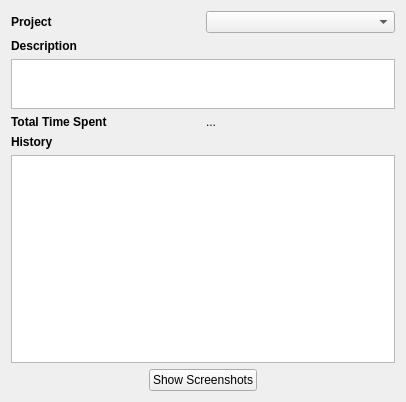
humbhenri/TimeTracker, file projectwidget.ui: the form before one commit.
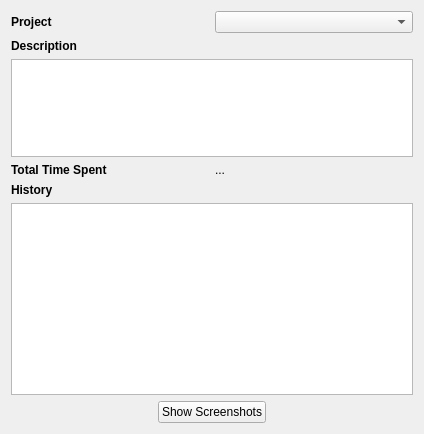
The form after the commit.

```diff
--- a/projectwidget.ui
+++ b/projectwidget.ui
@@ -6,8 +6,8 @@
    <rect>
     <x>0</x>
     <y>0</y>
-    <width>406</width>
-    <height>402</height>
+    <width>424</width>
+    <height>434</height>
    </rect>
   </property>
   <property name="windowTitle">
@@ -43,6 +43,12 @@
    </item>
    <item row="2" column="0" colspan="2">
     <widget class="QTextEdit" name="descriptionTextEdit">
+     <property name="sizePolicy">
+      <sizepolicy hsizetype="Expanding" vsizetype="Expanding">
+       <horstretch>0</horstretch>
+       <verstretch>50</verstretch>
+      </sizepolicy>
+     </property>
      <property name="minimumSize">
       <size>
        <width>0</width>
@@ -52,7 +58,7 @@
      <property name="maximumSize">
       <size>
        <width>16777215</width>
-       <height>50</height>
+       <height>16777215</height>
       </size>
      </property>
     </widget>
```
